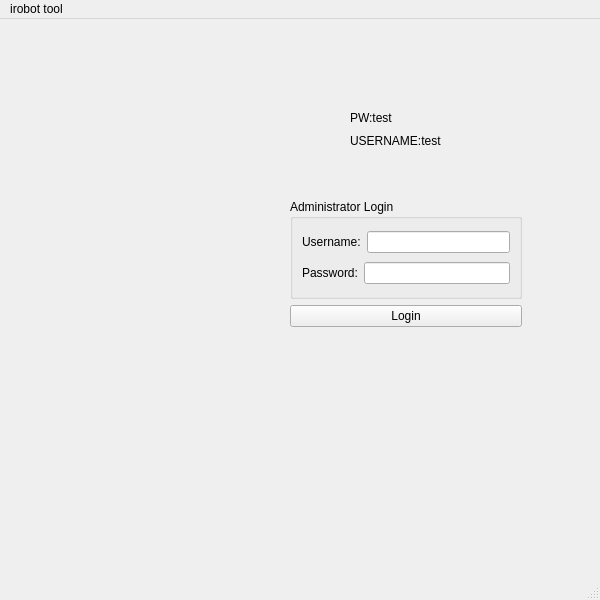
Above: mainwindow.ui from jgrady15/CS1C-Project-1 before the change. Below: the same form after it.
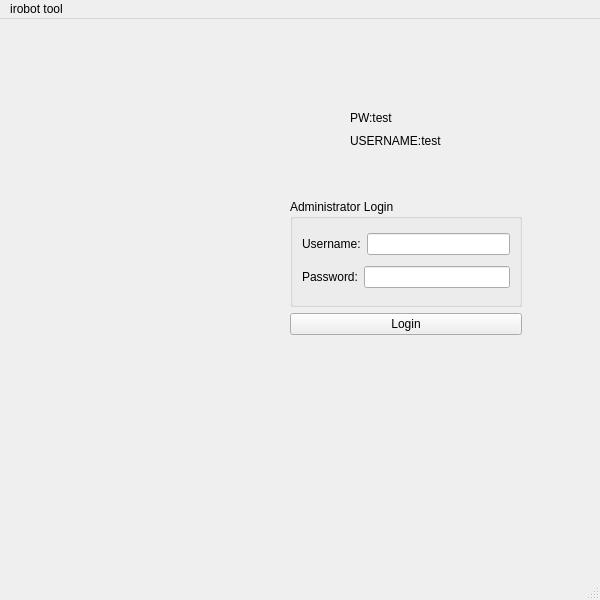
That is the form after the change.

Diff of the .ui file:
```diff
--- a/mainwindow.ui
+++ b/mainwindow.ui
@@ -41,7 +41,7 @@
       <x>290</x>
       <y>180</y>
       <width>232</width>
-      <height>128</height>
+      <height>136</height>
      </rect>
     </property>
     <layout class="QVBoxLayout" name="verticalLayout_2">
@@ -99,7 +99,7 @@
      </item>
     </layout>
    </widget>
-   <widget class="QWidget" name="">
+   <widget class="QWidget" name="layoutWidget">
     <property name="geometry">
      <rect>
       <x>350</x>
```
Left out of the diff: 2 changed lines with no effect on the pictures.
